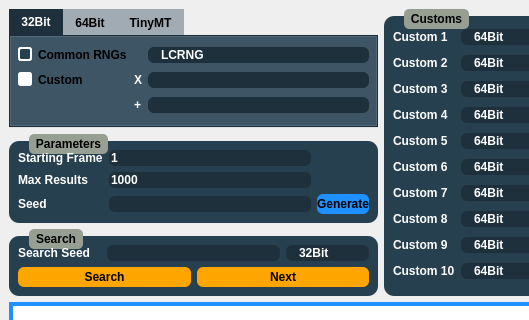
Admiral-Fish/PokeFinder, file Forms/Researcher.ui: the form before one commit; both pictures show x 0 to 529 and y 0 to 320 of the 850 by 638 pixel window.
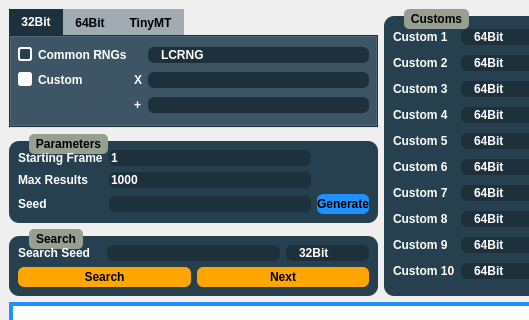
The form after the commit. Icons and pictures are not drawn. Custom widgets are drawn as their Qt base class.

Commit message: Text color

```diff
--- a/Forms/Researcher.ui
+++ b/Forms/Researcher.ui
@@ -39,8 +39,8 @@
 }
 
 .QTabWidget * {
-		font-family: &quot;Myriad Pro&quot;, Montserrat;
-		font-weight: 500;
+	font-family: &quot;Myriad Pro&quot;, Montserrat;
+	font-weight: 500;
 }
 
 QTabBar::tab {
@@ -88,7 +88,11 @@
 }
 
 QRadioButton::indicator:unchecked {
-		background-color: white;
+	background-color: white;
+}
+
+QRadioButton {
+	color: white;
 }
 
 QLineEdit {
```
